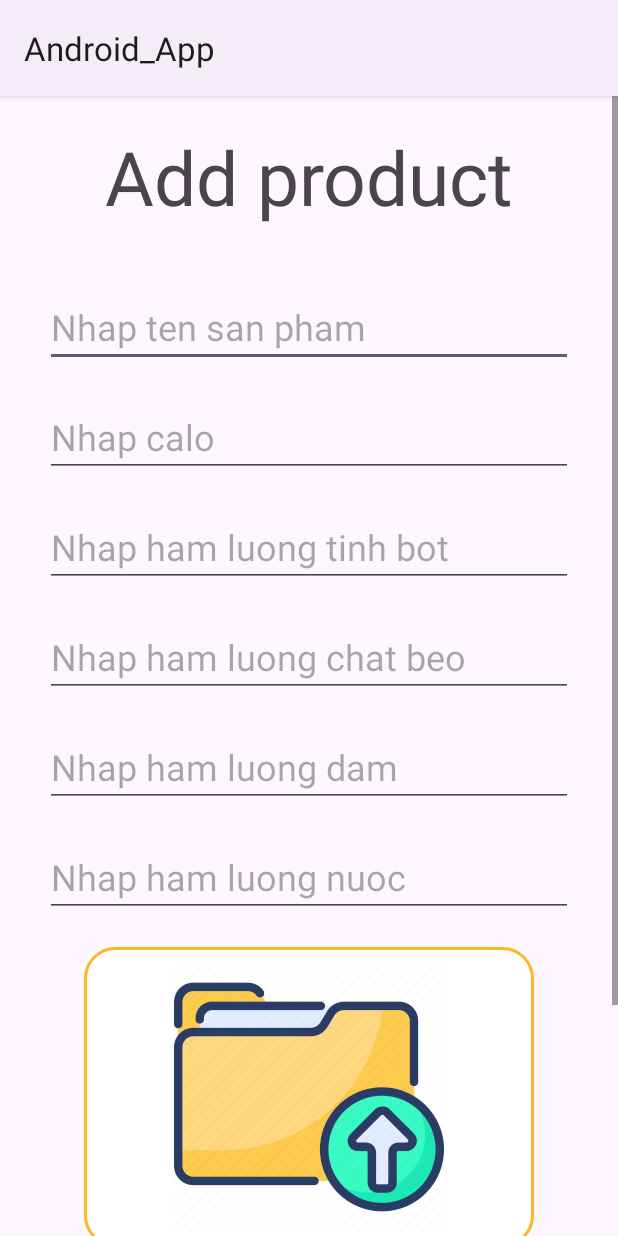
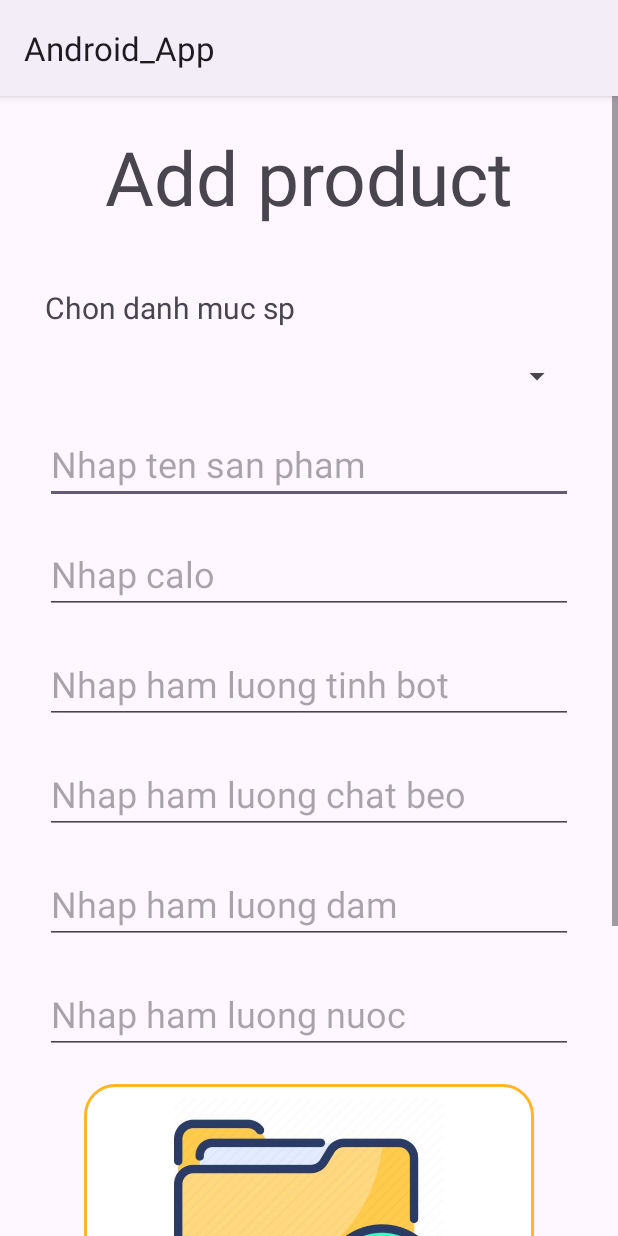
Before and after one commit to Hua-Kieu-Lam/Android_App, an Android app: the ProductAddActivity screen opened directly, with no data from a screen before it, on a phone screen of 412 x 824 dp. Run offline under Robolectric (Android 15) with nearby library versions, the phone set to English and light mode, and no system bars; our stand-ins replace Firebase (no records; nobody signed in at launch, a user with empty details on screens opened directly).

Commit message:
product id

```diff
--- a/app/src/main/java/com/example/adapters/AdminProductAdapter.java
+++ b/app/src/main/java/com/example/adapters/AdminProductAdapter.java
@@ -53,6 +53,7 @@ public class AdminProductAdapter extends RecyclerView.Adapter<AdminProductAdapte
                 String firebaseId = productArrayList.get(position).getFirebaseId();
 
                 DatabaseReference ref = FirebaseDatabase.getInstance().getReference("Product").child(firebaseId);
+                Log.d("AdminProductAdapter", "Deleting product with Firebase ID: " + firebaseId);
 
                 ref.removeValue().addOnCompleteListener(task -> {
                     if (task.isSuccessful()) {
--- a/app/src/main/res/layout/activity_product_add.xml
+++ b/app/src/main/res/layout/activity_product_add.xml
@@ -25,7 +25,22 @@
                 android:text="Add product"
                 android:textAlignment="center"
                 android:textSize="50sp" />
-
+            <TextView
+                android:layout_width="match_parent"
+                android:layout_height="wrap_content"
+                android:layout_marginTop="20dp"
+                android:layout_marginStart="30dp"
+                android:text="Chon danh muc sp"
+                android:textSize="20sp" />
+            <Spinner
+                android:id="@+id/spinnerCategory"
+                android:layout_width="match_parent"
+                android:layout_height="wrap_content"
+                android:layout_marginStart="30dp"
+                android:layout_marginTop="20dp"
+                android:layout_marginEnd="30dp"
+                android:textSize="24sp"
+                />
             <EditText
                 android:id="@+id/edtProductName"
 
```
Also changed, not shown: app/src/main/java/com/example/android_app/ProductAddActivity.java (+4 -21 lines), app/src/main/java/com/example/models/Product.java (+1 -11 lines).
